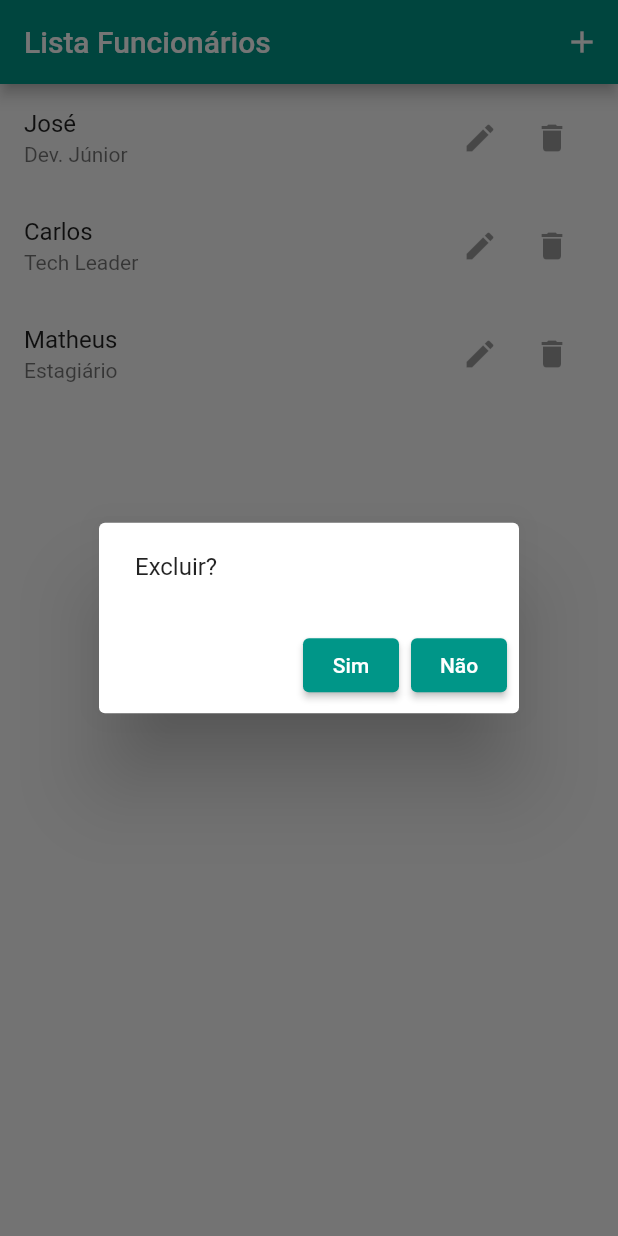
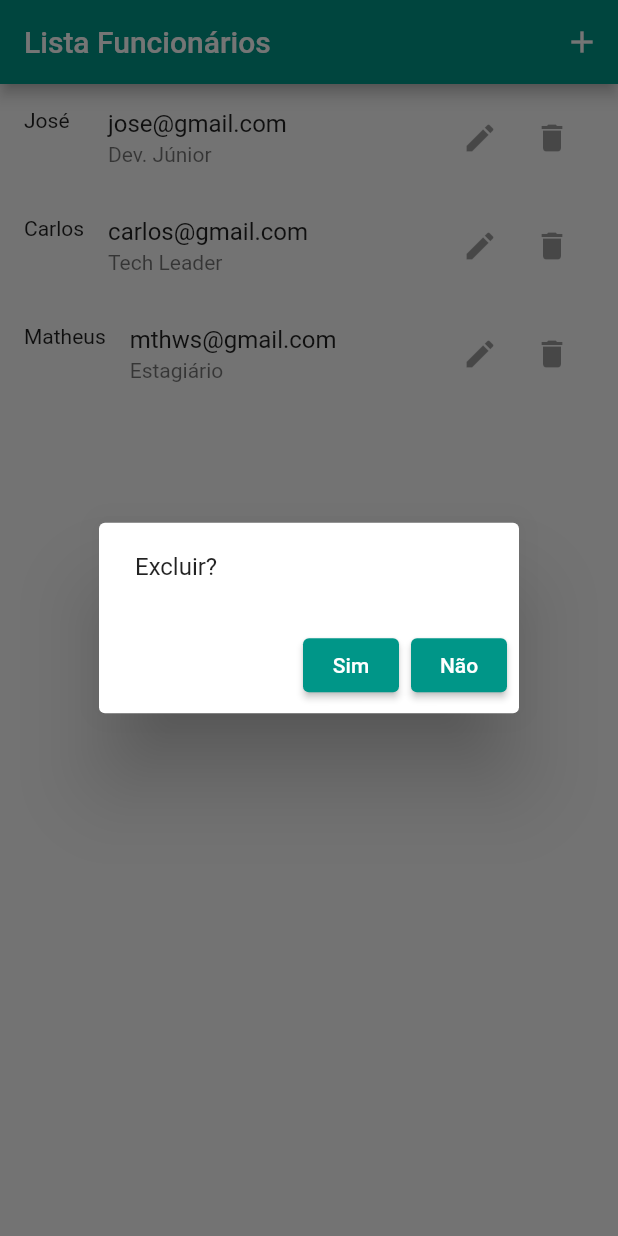
Before and after one commit to Mthws167/CRUD-Funcionario, a Flutter app: the screen it shows after launch, after a tap on the "delete" icon, on a phone screen of 412 x 824 dp. Run offline on Flutter 3.47's test engine with Material 2 defaults, Android fonts, the phone set to English and light mode, and no system bars; our stand-ins replace sqflite; accounts and stored records are empty.

Commit message:
CRUD Funcionários - adição do campo email

```diff
--- a/lib/bd/bd.dart
+++ b/lib/bd/bd.dart
@@ -10,6 +10,7 @@ class Conexao {
     nome TEXT NOT NULL,
     funcao TEXT NOT NULL,
     cpf TEXT NOT NULL,
+    email TEXT NOT NULL,
     )''';
 
   static Future<Database> getDatabase() async {
--- a/lib/telas/lista-funcionario.dart
+++ b/lib/telas/lista-funcionario.dart
@@ -9,7 +9,7 @@ class ListaFuncionario extends StatelessWidget{
   const ListaFuncionario({Key? key}) : super(key: key);
 
   Future<List<Map<String,Object?>>> consultar2() async {
-    String caminho = join(await getDatabasesPath(), 'banco1.db');
+    String caminho = join(await getDatabasesPath(), 'banco2.db');
     Database bd = await openDatabase(
       caminho,
       onCreate: (db, version) {
@@ -22,17 +22,17 @@ class ListaFuncionario extends StatelessWidget{
   }
 
   Future<List<Map<String, Object?>>> consultar() async {
-    await Future.delayed(const Duration(seconds: 3));
-    String path = join(await getDatabasesPath(), 'banco1.db');
+    await Future.delayed(const Duration(seconds: 1));
+    String path = join(await getDatabasesPath(), 'banco2.db');
     //deleteDatabase(path);
     Database database = await openDatabase(
       path,
       version: 1,
       onCreate: (db, v){
-        db.execute('CREATE TABLE funcionario(id INTEGER PRIMARY KEY, nome TEXT, funcao TEXT, cpf TEXT)');
-        db.execute('INSERT INTO funcionario(nome, funcao, cpf) VALUES("José","Dev. Júnior","251.795.620-07")');
-        db.execute('INSERT INTO funcionario(nome, funcao, cpf) VALUES("Carlos","Tech Leader","181.720.260-05")');
-        db.execute('INSERT INTO funcionario(nome, funcao, cpf) VALUES("Matheus","Estagiário","108.741.389-30")');
+        db.execute('CREATE TABLE funcionario(id INTEGER PRIMARY KEY, nome TEXT, funcao TEXT, cpf TEXT, email TEXT)');
+        db.execute('INSERT INTO funcionario(nome, funcao, cpf,email) VALUES("José","Dev. Júnior","251.795.620-07","jose@gmail.com")');
+        db.execute('INSERT INTO funcionario(nome, funcao, cpf,email) VALUES("Carlos","Tech Leader","181.720.260-05","carlos@gmail.com")');
+        db.execute('INSERT INTO funcionario(nome, funcao, cpf,email) VALUES("Matheus","Estagiário","108.741.389-30","mthws@gmail.com")');
       },
     );
     List<Map<String, Object?>> list = await database.rawQuery('SELECT * FROM funcionario');
@@ -60,7 +60,8 @@ class ListaFuncionario extends StatelessWidget{
                   itemBuilder: (context, contador){
                     var funcionario = lista[contador];
                     return ListTile(
-                      title: Text(funcionario["nome"].toString()),
+                      leading: Text(funcionario["nome"].toString()),
+                      title: Text(funcionario["email"].toString()),
                       subtitle: Text(funcionario["funcao"].toString()),
                       trailing: SizedBox(
                         width: 100,
```
Also changed, not shown: lib/telas/add-funcionario.dart (+20 -16 lines), lib/telas/edit-funcionario.dart (+12 -11 lines), 13 other files.
